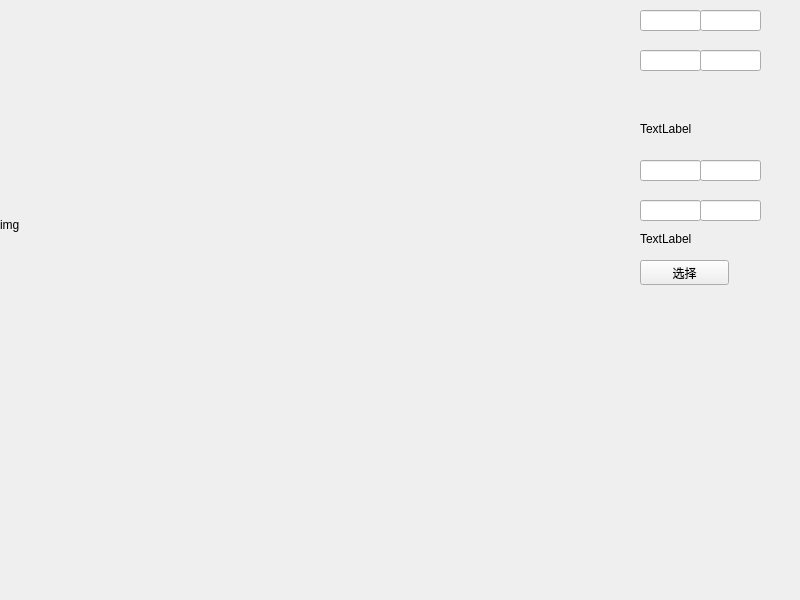
Old version of the form imgwindow.ui in the repository zouzichun/videoWirain.
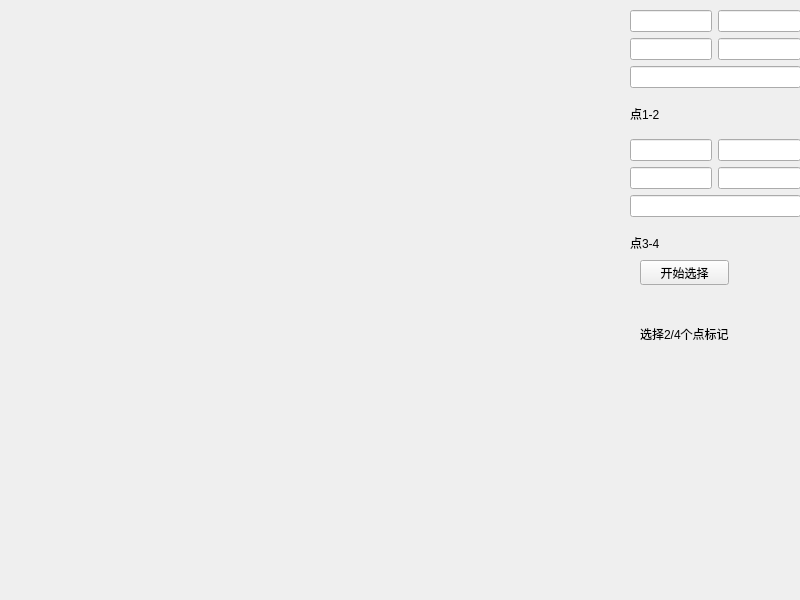
New version of the form.

Commit message: change img pre-process with bioalterFilter method, and add line hough theta with correct input bias with Y axis

Patch:
```diff
--- a/imgwindow.ui
+++ b/imgwindow.ui
@@ -23,113 +23,7 @@
     </rect>
    </property>
    <property name="text">
-    <string>img</string>
-   </property>
-  </widget>
-  <widget class="QLineEdit" name="l1_p1x">
-   <property name="geometry">
-    <rect>
-     <x>640</x>
-     <y>10</y>
-     <width>61</width>
-     <height>21</height>
-    </rect>
-   </property>
-  </widget>
-  <widget class="QLineEdit" name="l1_p1y">
-   <property name="geometry">
-    <rect>
-     <x>700</x>
-     <y>10</y>
-     <width>61</width>
-     <height>21</height>
-    </rect>
-   </property>
-  </widget>
-  <widget class="QLineEdit" name="l1_p2y">
-   <property name="geometry">
-    <rect>
-     <x>700</x>
-     <y>50</y>
-     <width>61</width>
-     <height>21</height>
-    </rect>
-   </property>
-  </widget>
-  <widget class="QLineEdit" name="l1_p2x">
-   <property name="geometry">
-    <rect>
-     <x>640</x>
-     <y>50</y>
-     <width>61</width>
-     <height>21</height>
-    </rect>
-   </property>
-  </widget>
-  <widget class="QLineEdit" name="l2_p1y">
-   <property name="geometry">
-    <rect>
-     <x>700</x>
-     <y>160</y>
-     <width>61</width>
-     <height>21</height>
-    </rect>
-   </property>
-  </widget>
-  <widget class="QLineEdit" name="l2_p2x">
-   <property name="geometry">
-    <rect>
-     <x>640</x>
-     <y>200</y>
-     <width>61</width>
-     <height>21</height>
-    </rect>
-   </property>
-  </widget>
-  <widget class="QLineEdit" name="l2_p1x">
-   <property name="geometry">
-    <rect>
-     <x>640</x>
-     <y>160</y>
-     <width>61</width>
-     <height>21</height>
-    </rect>
-   </property>
-  </widget>
-  <widget class="QLineEdit" name="l2_p2y">
-   <property name="geometry">
-    <rect>
-     <x>700</x>
-     <y>200</y>
-     <width>61</width>
-     <height>21</height>
-    </rect>
-   </property>
-  </widget>
-  <widget class="QLabel" name="l1_res">
-   <property name="geometry">
-    <rect>
-     <x>640</x>
-     <y>120</y>
-     <width>67</width>
-     <height>17</height>
-    </rect>
-   </property>
-   <property name="text">
-    <string>TextLabel</string>
-   </property>
-  </widget>
-  <widget class="QLabel" name="l2res">
-   <property name="geometry">
-    <rect>
-     <x>640</x>
-     <y>230</y>
-     <width>67</width>
-     <height>17</height>
-    </rect>
-   </property>
-   <property name="text">
-    <string>TextLabel</string>
+    <string/>
    </property>
   </widget>
   <widget class="QPushButton" name="sel1">
@@ -142,9 +36,103 @@
     </rect>
    </property>
    <property name="text">
-    <string>选择</string>
+    <string>开始选择</string>
    </property>
   </widget>
+  <widget class="QLabel" name="l2res_2">
+   <property name="geometry">
+    <rect>
+     <x>640</x>
+     <y>300</y>
+     <width>121</width>
+     <height>81</height>
+    </rect>
+   </property>
+   <property name="text">
+    <string>选择2/4个点标记
+</string>
+   </property>
+  </widget>
+  <widget class="QWidget" name="">
+   <property name="geometry">
+    <rect>
+     <x>630</x>
+     <y>10</y>
+     <width>171</width>
+     <height>252</height>
+    </rect>
+   </property>
+   <layout class="QVBoxLayout" name="verticalLayout_3">
+    <item>
+     <layout class="QVBoxLayout" name="verticalLayout">
+      <item>
+       <layout class="QHBoxLayout" name="horizontalLayout">
+        <item>
+         <widget class="QLineEdit" name="l1_p1x"/>
+        </item>
+        <item>
+         <widget class="QLineEdit" name="l1_p1y"/>
+        </item>
+       </layout>
+      </item>
+      <item>
+       <layout class="QHBoxLayout" name="horizontalLayout_2">
+        <item>
+         <widget class="QLineEdit" name="l1_p2x"/>
+        </item>
+        <item>
+         <widget class="QLineEdit" name="l1_p2y"/>
+        </item>
+       </layout>
+      </item>
+      <item>
+       <widget class="QLineEdit" name="l1_out"/>
+      </item>
+      <item>
+       <widget class="QLabel" name="l1_res">
+        <property name="text">
+         <string>点1-2</string>
+        </property>
+       </widget>
+      </item>
+     </layout>
+    </item>
+    <item>
+     <layout class="QVBoxLayout" name="verticalLayout_2">
+      <item>
+       <layout class="QHBoxLayout" name="horizontalLayout_3">
+        <item>
+         <widget class="QLineEdit" name="l2_p1x"/>
+        </item>
+        <item>
+         <widget class="QLineEdit" name="l2_p1y"/>
+        </item>
+       </layout>
+      </item>
+      <item>
+       <layout class="QHBoxLayout" name="horizontalLayout_4">
+        <item>
+         <widget class="QLineEdit" name="l2_p2x"/>
+        </item>
+        <item>
+         <widget class="QLineEdit" name="l2_p2y"/>
+        </item>
+       </layout>
+      </item>
+      <item>
+       <widget class="QLineEdit" name="l2_out"/>
+      </item>
+      <item>
+       <widget class="QLabel" name="l2res">
+        <property name="text">
+         <string>点3-4</string>
+        </property>
+       </widget>
+      </item>
+     </layout>
+    </item>
+   </layout>
+  </widget>
  </widget>
  <resources/>
  <connections/>
```
The commit also changes 5 other files.
